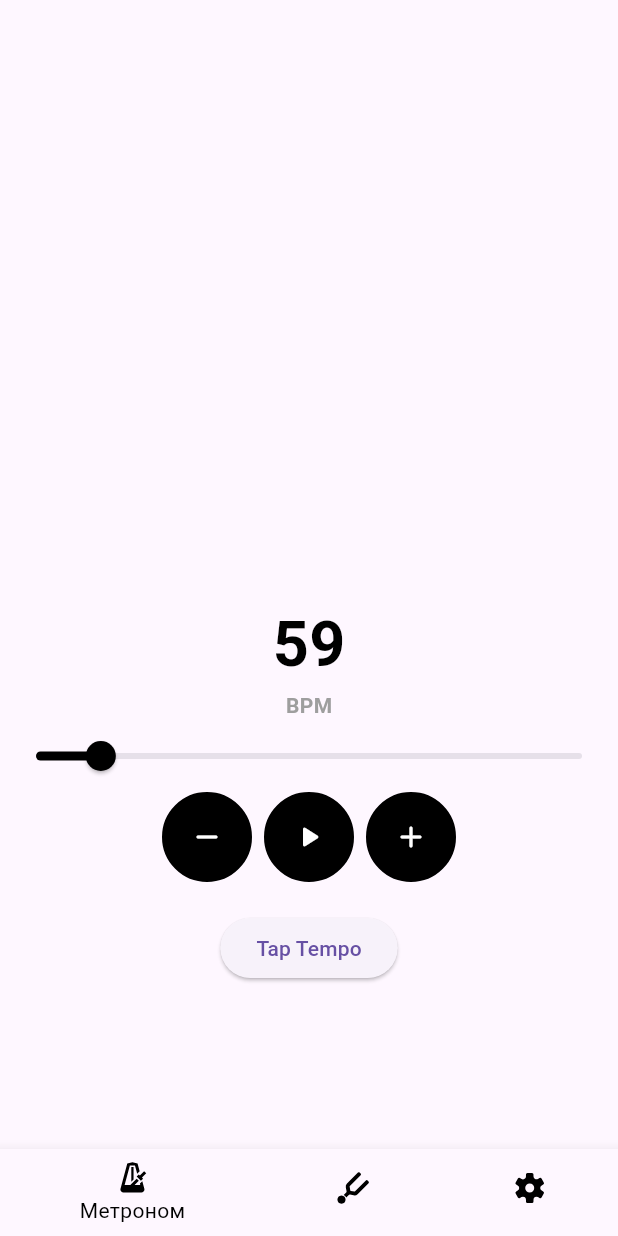
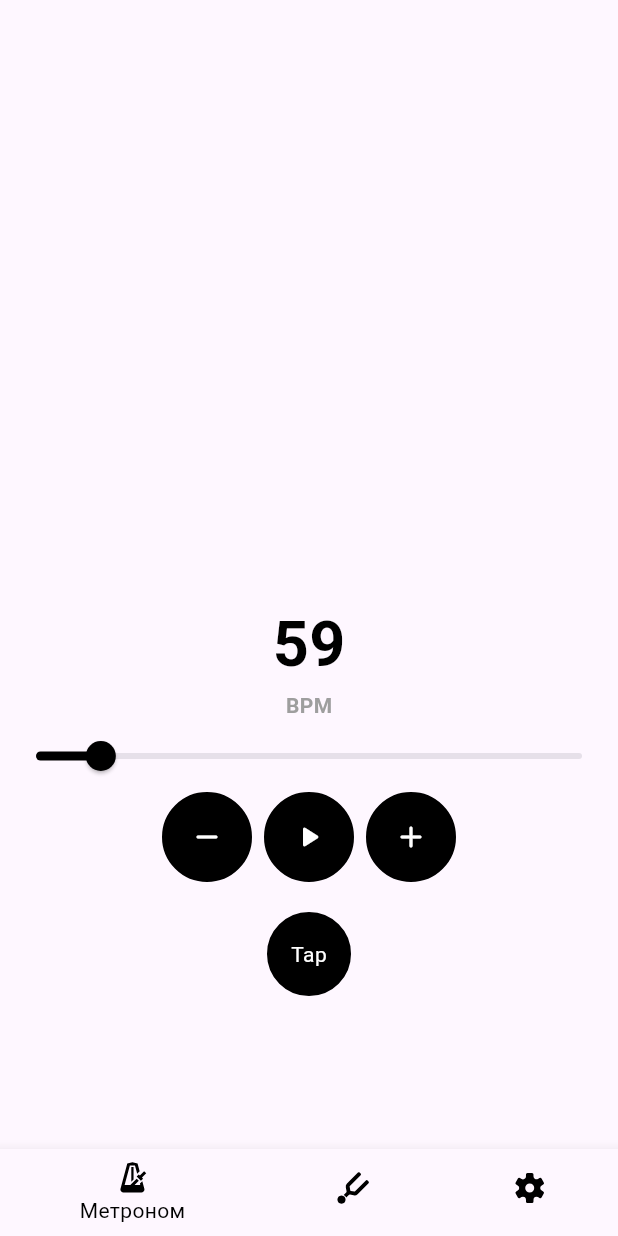
Before and after one commit to nottalentedme/fluttertuner, a Flutter app: the MetronomePage screen opened by its route, after a tap on the "remove" icon, on a phone screen of 412 x 824 dp. Run offline on Flutter 3.47's test engine with Material 3 defaults, Android fonts, the phone set to English and light mode, and no system bars; our stand-ins replace audioplayers, flutter_bloc, flutter_svg, go_router; missing offline and left inert: buffered_list_stream, pitch_detector_dart, pitchupdart, record; statements that could not run were skipped.

Commit message:
💄 metronome: tap button inkwell

```diff
--- a/lib/feature/metronome/presentation/page/metronome_page.dart
+++ b/lib/feature/metronome/presentation/page/metronome_page.dart
@@ -2,7 +2,7 @@ import 'package:flutter/material.dart';
 import 'package:flutter_bloc/flutter_bloc.dart';
 import 'package:fluttertuner/feature/metronome/cubit/metronome_cubit.dart';
 import 'package:fluttertuner/feature/metronome/cubit/metronome_state.dart';
-import 'package:fluttertuner/feature/metronome/presentation/widgets/add_b_p_m_widget.dart';
+import 'package:fluttertuner/feature/metronome/presentation/widgets/change_bpm_widget.dart';
 import 'package:fluttertuner/feature/metronome/presentation/widgets/play_button_widget.dart';
 
 class MetronomePage extends StatelessWidget {
@@ -51,7 +51,7 @@ class MetronomePage extends StatelessWidget {
               crossAxisAlignment: CrossAxisAlignment.center,
               mainAxisAlignment: MainAxisAlignment.center,
               children: [
-                AddBPMWidget(
+                ChangeBPMWidget(
                   icon: const Icon(
                     Icons.remove_rounded,
                     color: Colors.white,
@@ -61,7 +61,7 @@ class MetronomePage extends StatelessWidget {
                   },
                 ),
                 const PlayButtonWidget(),
-                AddBPMWidget(
+                ChangeBPMWidget(
                   icon: const Icon(
                     Icons.add_rounded,
                     color: Colors.white,
@@ -73,33 +73,51 @@ class MetronomePage extends StatelessWidget {
               ],
             ),
             const SizedBox(height: 20),
-            ElevatedButton(
-              onPressed: () => _showTapTempoDialog(context),
-              child: const Text('Tap Tempo'),
-            ),
+            //TAP button
+            InkWell(
+              customBorder: const CircleBorder(),
+              onTap: () => context.read<MetronomeCubit>().registerTap(),
+              child: Container(
+                decoration: BoxDecoration(
+                  shape: BoxShape.circle,
+                  color: Colors.black,
+                  border: Border.all(
+                    width: 2,
+                    color: Colors.black,
+                  ),
+                ),
+                padding: const EdgeInsets.all(16.0),
+                child: const Text(
+                  'Tap',
+                  style: TextStyle(color: Colors.white),
+                ),
+              ),
+            )
           ],
         );
       },
     );
   }
 
+//хз зачем отдельное окно под тап темпо
   void _showTapTempoDialog(BuildContext context) {
     showDialog(
       context: context,
       builder: (context) {
         return AlertDialog(
+          backgroundColor: Colors.white,
           title: const Text('Tap Tempo'),
           content: Column(
             mainAxisSize: MainAxisSize.min,
             children: [
+              const Text('Тут будет бпм'),
+              const SizedBox(height: 10),
               ElevatedButton(
                 onPressed: () {
                   context.read<MetronomeCubit>().registerTap();
                 },
                 child: const Text('Тык'),
               ),
-              const SizedBox(height: 10),
-              const Text('Тут будет бпм')
             ],
           ),
           actions: [
--- a/lib/feature/metronome/presentation/widgets/add_b_p_m_widget.dart
+++ b/lib/feature/metronome/presentation/widgets/change_bpm_widget.dart
@@ -1,7 +1,7 @@
 import 'package:flutter/material.dart';
 
-class AddBPMWidget extends StatelessWidget {
-  const AddBPMWidget({
+class ChangeBPMWidget extends StatelessWidget {
+  const ChangeBPMWidget({
     super.key,
     required this.icon,
     required this.onTap,
```
